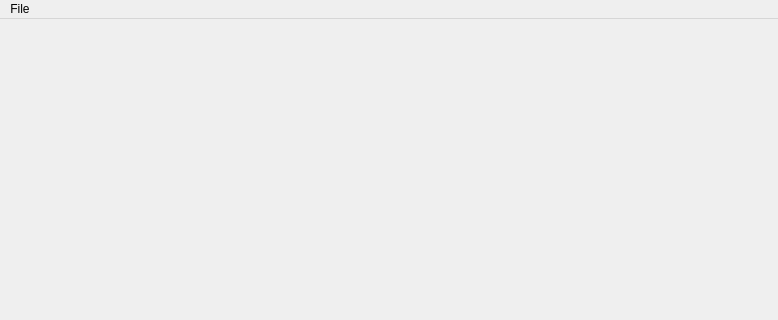
The window that saklib/qtlib/project_main_window.ui (Elbagast/TF2_Mod_Builder) describes before a commit, drawn with Qt 5; both pictures show x 0 to 778 and y 0 to 320 of the 778 by 525 pixel window.
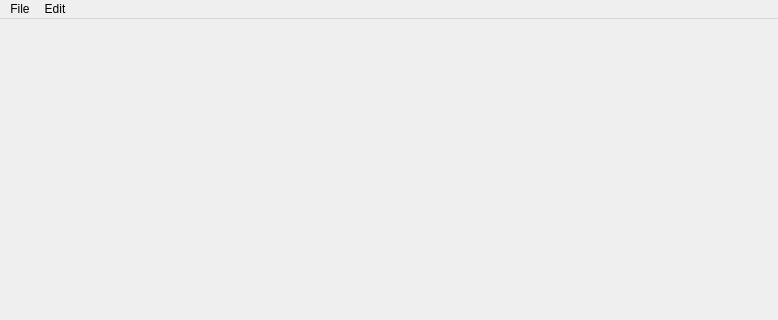
The same window after the commit.

Diff of the .ui file:
```diff
--- a/saklib/qtlib/project_main_window.ui
+++ b/saklib/qtlib/project_main_window.ui
@@ -35,7 +35,15 @@
     <addaction name="separator"/>
     <addaction name="actionExit"/>
    </widget>
+   <widget class="QMenu" name="menuEdit">
+    <property name="title">
+     <string>Edit</string>
+    </property>
+    <addaction name="actionUndo"/>
+    <addaction name="actionRedo"/>
+   </widget>
    <addaction name="menuFile"/>
+   <addaction name="menuEdit"/>
   </widget>
   <widget class="QStatusBar" name="statusbar"/>
   <action name="actionNew_Project">
```
Left out of the diff: 9 changed lines with no effect on the pictures.
